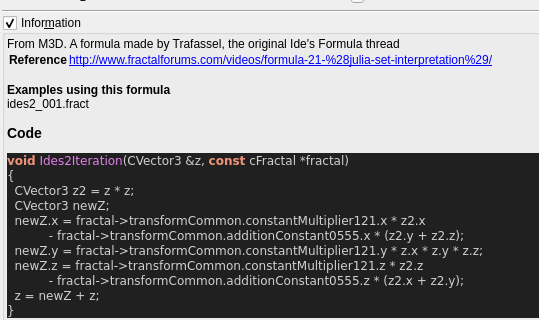
Qt form mandelbulber2/formula/ui/fractal_ides2.ui (buddhi1980/mandelbulber2) before a commit; both pictures show x 0 to 539 and y 122 to 442 of the 718 by 589 pixel window.
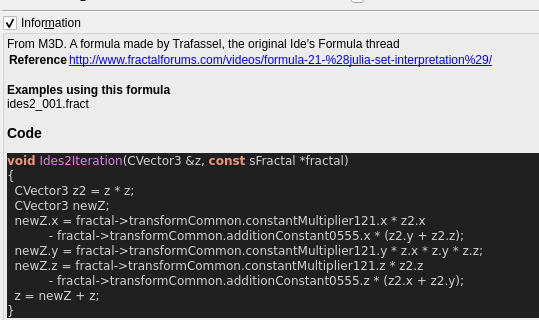
The same form after that commit. Custom widgets are drawn as their Qt base class.

The edit to the form file:
```diff
--- a/mandelbulber2/formula/ui/fractal_ides2.ui
+++ b/mandelbulber2/formula/ui/fractal_ides2.ui
@@ -391,7 +391,7 @@
 &lt;/table&gt;
 &lt;br&gt;&lt;b&gt;Examples using this formula&lt;/b&gt;&lt;br&gt;ides2_001.fract&lt;h3&gt;Code&lt;/h3&gt;
 &lt;body style=&quot;background-color:#202020&quot;&gt;
-&lt;pre style=&quot;color:#d0d0d0; background-color:#202020;  font-family:'Courier New',monospace;&quot;&gt;&lt;span style=&quot;color:#f09479; font-weight:bold&quot;&gt;void&lt;/span&gt; &lt;span style=&quot;color:#e47eed&quot;&gt;Ides2Iteration&lt;/span&gt;&lt;span style=&quot;color:#d0d0d0&quot;&gt;(&lt;/span&gt;CVector3 &lt;span style=&quot;color:#d0d0d0&quot;&gt;&amp;amp;&lt;/span&gt;z&lt;span style=&quot;color:#d0d0d0&quot;&gt;,&lt;/span&gt; &lt;span style=&quot;color:#f09479; font-weight:bold&quot;&gt;const&lt;/span&gt; cFractal &lt;span style=&quot;color:#d0d0d0&quot;&gt;*&lt;/span&gt;fractal&lt;span style=&quot;color:#d0d0d0&quot;&gt;)&lt;/span&gt;
+&lt;pre style=&quot;color:#d0d0d0; background-color:#202020;  font-family:'Courier New',monospace;&quot;&gt;&lt;span style=&quot;color:#f09479; font-weight:bold&quot;&gt;void&lt;/span&gt; &lt;span style=&quot;color:#e47eed&quot;&gt;Ides2Iteration&lt;/span&gt;&lt;span style=&quot;color:#d0d0d0&quot;&gt;(&lt;/span&gt;CVector3 &lt;span style=&quot;color:#d0d0d0&quot;&gt;&amp;amp;&lt;/span&gt;z&lt;span style=&quot;color:#d0d0d0&quot;&gt;,&lt;/span&gt; &lt;span style=&quot;color:#f09479; font-weight:bold&quot;&gt;const&lt;/span&gt; sFractal &lt;span style=&quot;color:#d0d0d0&quot;&gt;*&lt;/span&gt;fractal&lt;span style=&quot;color:#d0d0d0&quot;&gt;)&lt;/span&gt;
 &lt;span style=&quot;color:#d0d0d0&quot;&gt;{&lt;/span&gt;
   CVector3 z2 &lt;span style=&quot;color:#d0d0d0&quot;&gt;=&lt;/span&gt; z &lt;span style=&quot;color:#d0d0d0&quot;&gt;*&lt;/span&gt; z&lt;span style=&quot;color:#d0d0d0&quot;&gt;;&lt;/span&gt;
   CVector3 newZ&lt;span style=&quot;color:#d0d0d0&quot;&gt;;&lt;/span&gt;
```
